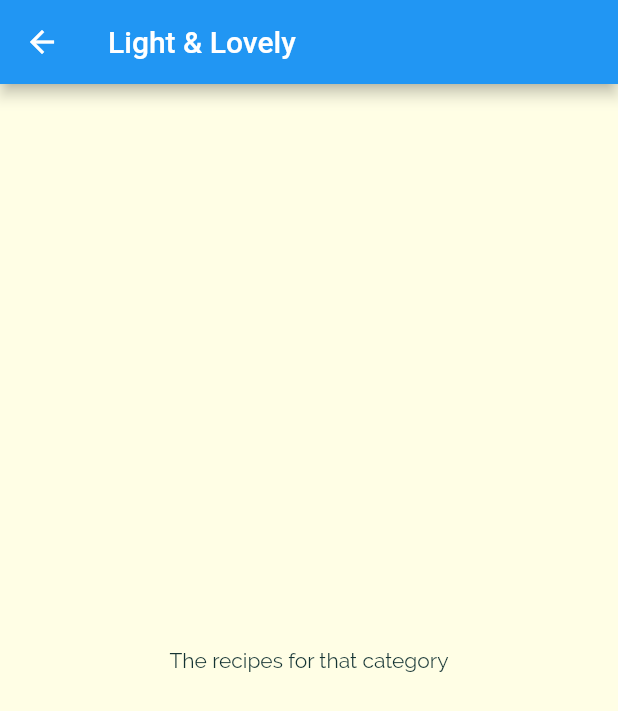
After one commit to andremw96/simple-meals-app, a Flutter app: the screen it shows after launch, after a tap on "Light & Lovely", on a phone screen of 412 x 824 dp. The commit adds this screen. Shown: the top 711 px of the screen. Run offline on Flutter 3.47's test engine with Material 2 defaults, Android fonts, the phone set to English and light mode, and no system bars.

Commit message:
navigate using named route

```diff
--- a/lib/categories_screen.dart
+++ b/lib/categories_screen.dart
@@ -23,6 +23,7 @@ class CategoriesScreen extends StatelessWidget {
         ),
         children: DUMMY_CATEGORIES.map((e) {
           return CategoryItem(
+            id: e.id,
             title: e.title,
             color: e.color,
           );
--- a/lib/category_item.dart
+++ b/lib/category_item.dart
@@ -1,15 +1,35 @@
 import 'package:flutter/material.dart';
+import 'package:meals_app/category_meals_screen.dart';
 
 class CategoryItem extends StatelessWidget {
-  const CategoryItem({Key? key, required this.title, required this.color})
-      : super(key: key);
+  const CategoryItem({
+    Key? key,
+    required this.title,
+    required this.color,
+    required this.id,
+  }) : super(key: key);
 
+  final String id;
   final String title;
   final Color color;
 
+  void selectCategory(BuildContext context) {
+    Navigator.of(context).pushNamed(
+      CategoryMealsScreen.routeName,
+      arguments: {
+        'id': id,
+        'title': title,
+      },
+    );
+  }
+
   @override
   Widget build(BuildContext context) {
-    return Container(
+    return InkWell(
+      onTap: () => selectCategory(context),
+      splashColor: Theme.of(context).primaryColor,
+      borderRadius: BorderRadius.circular(15),
+      child: Container(
         padding: const EdgeInsets.all(15),
         decoration: BoxDecoration(
           gradient: LinearGradient(
@@ -26,6 +46,7 @@ class CategoryItem extends StatelessWidget {
           title,
           style: Theme.of(context).textTheme.titleMedium,
         ),
+      ),
     );
   }
 }
--- /dev/null
+++ b/lib/category_meals_screen.dart
@@ -0,0 +1,28 @@
+import 'package:flutter/material.dart';
+
+class CategoryMealsScreen extends StatelessWidget {
+  static const routeName = '/category-meals';
+  const CategoryMealsScreen({
+    Key? key,
+  }) : super(key: key);
+
+  @override
+  Widget build(BuildContext context) {
+    final routeArgs =
+        ModalRoute.of(context)?.settings.arguments as Map<String, String>;
+    final categoryId = routeArgs['id'];
+    final categoryTitle = routeArgs['title'];
+    return Scaffold(
+      appBar: AppBar(
+        title: Text(
+          categoryTitle!,
+        ),
+      ),
+      body: const Center(
+        child: Text(
+          "The recipes for that category",
+        ),
+      ),
+    );
+  }
+}
--- a/lib/main.dart
+++ b/lib/main.dart
@@ -2,6 +2,7 @@ import 'dart:ui';
 
 import 'package:flutter/material.dart';
 import 'package:meals_app/categories_screen.dart';
+import 'package:meals_app/category_meals_screen.dart';
 
 void main() => runApp(MyApp());
 
@@ -45,6 +46,10 @@ class MyApp extends StatelessWidget {
             ),
       ),
       home: const CategoriesScreen(),
+      initialRoute: "/",
+      routes: {
+        CategoryMealsScreen.routeName: (context) => const CategoryMealsScreen(),
+      },
     );
   }
 }
```
Lines whose indentation alone changed are shown as unchanged.
